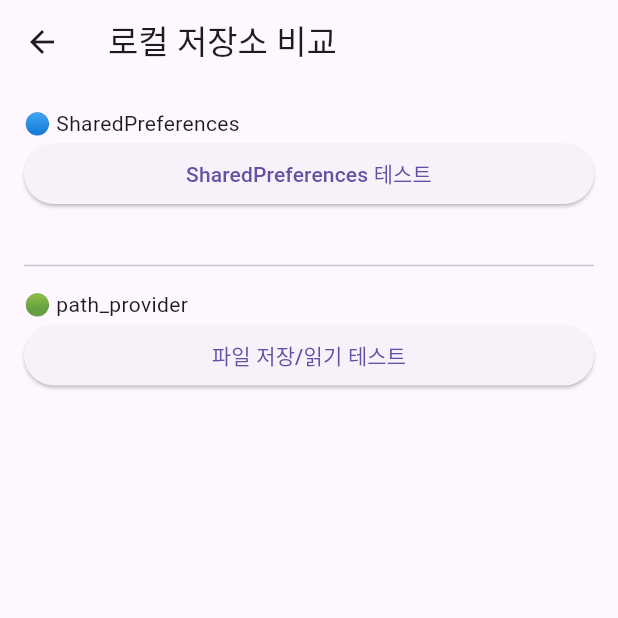
After one commit to okkosk10/flutter_test, a Flutter app: the StorageComparePage screen opened by its route, on a phone screen of 412 x 824 dp, the top half of it. The commit adds this screen. Run offline on Flutter 3.47's test engine with Material 3 defaults, Android fonts, the phone set to English and light mode, and no system bars; our stand-ins replace auto_size_text, cached_network_image, decimal, dio, flutter_spinkit, font_awesome_flutter and 5 more; accounts and stored records are empty.

Commit message:
스토리지 및 UI 테스트

```diff
--- a/lib/main.dart
+++ b/lib/main.dart
@@ -52,6 +52,14 @@ class HomePage extends StatelessWidget {
             onPressed: () => Get.toNamed('/network'),
             child: const Text("네트워크/데이터 통신 비교"),
           ),
+          ElevatedButton(
+            onPressed: () => Get.toNamed('/storage'),
+            child: const Text("로컬 저장소 비교"),
+          ),
+          ElevatedButton(
+            onPressed: () => Get.toNamed('/ui'),
+            child: const Text("UI/UX 컴포넌트 비교"),
+          ),
         ],
       ),
     );
--- /dev/null
+++ b/lib/pages/storage_compare_page.dart
@@ -0,0 +1,72 @@
+import 'package:flutter/material.dart';
+import 'package:shared_preferences/shared_preferences.dart';
+import 'package:path_provider/path_provider.dart';
+import 'dart:io';
+
+class StorageComparePage extends StatefulWidget {
+  const StorageComparePage({super.key});
+
+  @override
+  State<StorageComparePage> createState() => _StorageComparePageState();
+}
+
+class _StorageComparePageState extends State<StorageComparePage> {
+  String spResult = "";
+  String fileResult = "";
+
+  /// SharedPreferences 저장 & 불러오기
+  Future<void> testSharedPreferences() async {
+    final prefs = await SharedPreferences.getInstance();
+
+    // 값 저장
+    await prefs.setString("username", "홍길동");
+
+    // 값 불러오기
+    final name = prefs.getString("username") ?? "저장된 값 없음";
+    setState(() {
+      spResult = "저장된 사용자명: $name";
+    });
+  }
+
+  /// path_provider를 이용한 파일 저장 & 불러오기
+  Future<void> testPathProvider() async {
+    final dir = await getApplicationDocumentsDirectory();
+    final file = File("${dir.path}/test.txt");
+
+    // 파일 쓰기
+    await file.writeAsString("안녕하세요, path_provider 테스트입니다.");
+
+    // 파일 읽기
+    final contents = await file.readAsString();
+    setState(() {
+      fileResult = "파일 내용: $contents\n경로: ${file.path}";
+    });
+  }
+
+  @override
+  Widget build(BuildContext context) {
+    return Scaffold(
+      appBar: AppBar(title: const Text("로컬 저장소 비교")),
+      body: ListView(
+        padding: const EdgeInsets.all(16),
+        children: [
+          const Text("🔵 SharedPreferences"),
+          ElevatedButton(
+            onPressed: testSharedPreferences,
+            child: const Text("SharedPreferences 테스트"),
+          ),
+          Text(spResult),
+
+          const Divider(height: 32),
+
+          const Text("🟢 path_provider"),
+          ElevatedButton(
+            onPressed: testPathProvider,
+            child: const Text("파일 저장/읽기 테스트"),
+          ),
+          Text(fileResult),
+        ],
+      ),
+    );
+  }
+}
--- a/lib/router/app_router.dart
+++ b/lib/router/app_router.dart
@@ -1,10 +1,14 @@
 import 'package:get/get.dart';
 import '../pages/compare_page.dart';
 import '../pages/network_compare_page.dart';
+import '../pages/storage_compare_page.dart';
+import '../pages/ui_compare_page.dart';
 
 class AppRouter {
   static final routes = [
     GetPage(name: '/compare', page: () => ComparePage()), // ✅ 필수
     GetPage(name: '/network', page: () => NetworkComparePage()),
+    GetPage(name: '/storage', page: () => StorageComparePage()),
+    GetPage(name: '/ui', page: () => const UiComparePage()),
   ];
 }
```
Also changed, not shown: lib/pages/ui_compare_page.dart (added, +187 -0 lines).
